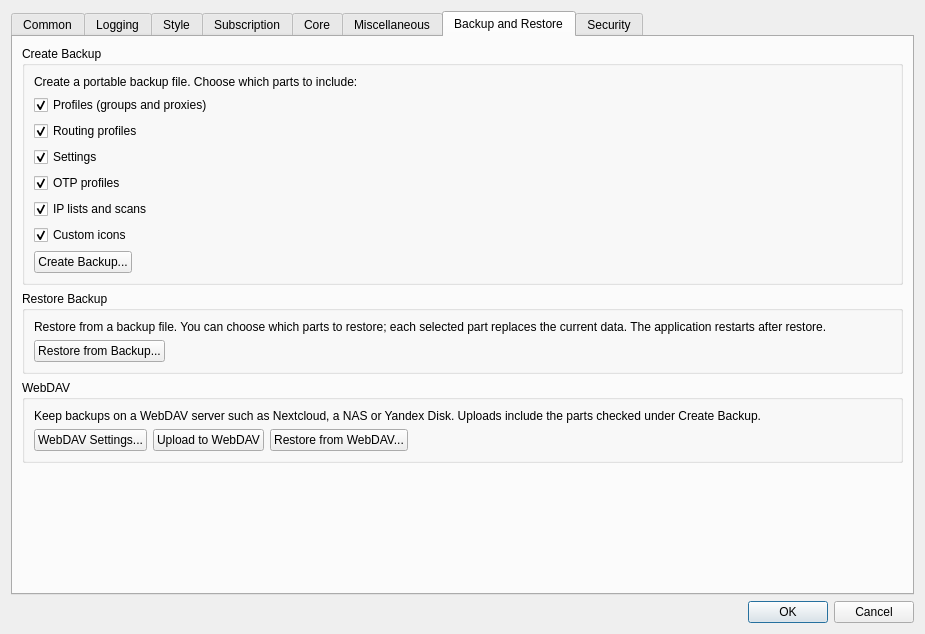
Qt form include/ui/setting/dialog_basic_settings.ui (tergride/poros) before a commit.
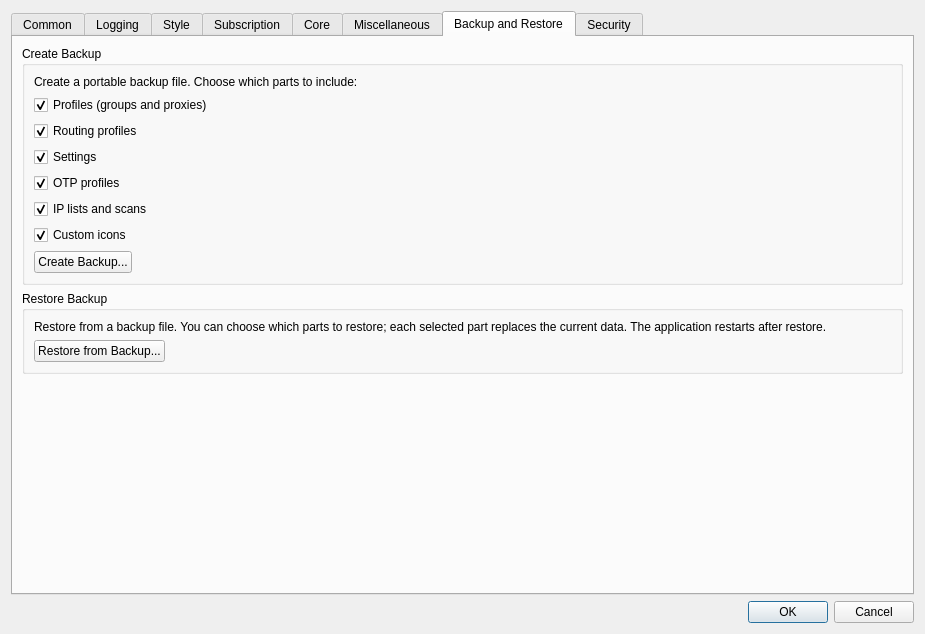
The same form after that commit. The open tabs and pages were chosen to show the change. Custom widgets are drawn as their Qt base class.

Patch:
```diff
--- a/include/ui/setting/dialog_basic_settings.ui
+++ b/include/ui/setting/dialog_basic_settings.ui
@@ -1757,69 +1757,6 @@
          </layout>
         </widget>
        </item>
-       <item>
-        <widget class="QGroupBox" name="groupBox_backup_webdav">
-         <property name="sizePolicy">
-          <sizepolicy hsizetype="Preferred" vsizetype="Maximum">
-           <horstretch>0</horstretch>
-           <verstretch>0</verstretch>
-          </sizepolicy>
-         </property>
-         <property name="title">
-          <string>WebDAV</string>
-         </property>
-         <layout class="QVBoxLayout" name="verticalLayout_backup_webdav">
-          <item>
-           <widget class="QLabel" name="label_webdav_desc">
-            <property name="text">
-             <string>Keep backups on a WebDAV server such as Nextcloud, a NAS or Yandex Disk. Uploads include the parts checked under Create Backup.</string>
-            </property>
-            <property name="wordWrap">
-             <bool>true</bool>
-            </property>
-           </widget>
-          </item>
-          <item>
-           <layout class="QHBoxLayout" name="horizontalLayout_webdav_btn">
-            <item>
-             <widget class="QPushButton" name="webdav_settings">
-              <property name="text">
-               <string>WebDAV Settings...</string>
-              </property>
-             </widget>
-            </item>
-            <item>
-             <widget class="QPushButton" name="webdav_upload">
-              <property name="text">
-               <string>Upload to WebDAV</string>
-              </property>
-             </widget>
-            </item>
-            <item>
-             <widget class="QPushButton" name="webdav_restore">
-              <property name="text">
-               <string>Restore from WebDAV...</string>
-              </property>
-             </widget>
-            </item>
-            <item>
-             <spacer name="horizontalSpacer_webdav">
-              <property name="orientation">
-               <enum>Qt::Orientation::Horizontal</enum>
-              </property>
-              <property name="sizeHint" stdset="0">
-               <size>
-                <width>40</width>
-                <height>20</height>
-               </size>
-              </property>
-             </spacer>
-            </item>
-           </layout>
-          </item>
-         </layout>
-        </widget>
-       </item>
        <item>
         <spacer name="verticalSpacer_backup">
          <property name="orientation">
```
